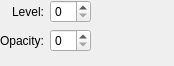
First picture: the form in plugins/filters/noisefilter/wdgnoiseoptions.ui, repository KDE/krita, before the edit.
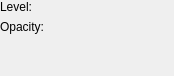
Second picture: the form after the edit. Custom widgets are drawn as their Qt base class.

Commit message: Sliders added in Filter plugins to replace QSlider

The edit to the form file:
```diff
--- a/plugins/filters/noisefilter/wdgnoiseoptions.ui
+++ b/plugins/filters/noisefilter/wdgnoiseoptions.ui
@@ -11,10 +11,10 @@
     <x>0</x>
     <y>0</y>
     <width>174</width>
-    <height>66</height>
+    <height>76</height>
    </rect>
   </property>
-  <layout class="QGridLayout">
+  <layout class="QFormLayout" name="formLayout">
    <property name="leftMargin">
     <number>0</number>
    </property>
@@ -27,20 +27,7 @@
    <property name="bottomMargin">
     <number>0</number>
    </property>
-   <item column="0" row="1">
-    <widget class="QLabel" name="textLabel2">
-     <property name="text">
-      <string>Opacity:</string>
-     </property>
-     <property name="alignment">
-      <set>Qt::AlignRight|Qt::AlignTrailing|Qt::AlignVCenter</set>
-     </property>
-     <property name="wordWrap">
-      <bool>false</bool>
-     </property>
-    </widget>
-   </item>
-   <item column="0" row="0">
+   <item row="0" column="0">
     <widget class="QLabel" name="textLabel1">
      <property name="text">
       <string>Level:</string>
@@ -53,29 +40,30 @@
      </property>
     </widget>
    </item>
-   <item column="1" row="1">
-    <widget class="KisIntParseSpinBox" name="intOpacity"/>
+   <item row="0" column="1">
+    <widget class="KisSliderSpinBox" name="intLevel" native="true">
+     <property name="sizePolicy">
+      <sizepolicy hsizetype="Expanding" vsizetype="Preferred">
+       <horstretch>0</horstretch>
+       <verstretch>0</verstretch>
+      </sizepolicy>
+     </property>
+    </widget>
    </item>
-   <item column="1" row="0">
-    <widget class="KisIntParseSpinBox" name="intLevel"/>
-   </item>
-   <item column="2" row="1">
-    <spacer>
-     <property name="orientation">
-      <enum>Qt::Horizontal</enum>
+   <item row="1" column="0">
+    <widget class="QLabel" name="textLabel2">
+     <property name="text">
+      <string>Opacity:</string>
      </property>
-     <property name="sizeType">
-      <enum>QSizePolicy::Expanding</enum>
+     <property name="alignment">
+      <set>Qt::AlignRight|Qt::AlignTrailing|Qt::AlignVCenter</set>
      </property>
-     <property name="sizeHint" stdset="0">
-      <size>
-       <width>21</width>
-       <height>20</height>
-      </size>
+     <property name="wordWrap">
+      <bool>false</bool>
      </property>
-    </spacer>
+    </widget>
    </item>
-   <item column="1" row="2">
+   <item row="2" column="1">
     <spacer>
      <property name="orientation">
       <enum>Qt::Vertical</enum>
@@ -91,13 +79,24 @@
      </property>
     </spacer>
    </item>
+   <item row="1" column="1">
+    <widget class="KisSliderSpinBox" name="intOpacity" native="true">
+     <property name="sizePolicy">
+      <sizepolicy hsizetype="Expanding" vsizetype="Preferred">
+       <horstretch>0</horstretch>
+       <verstretch>0</verstretch>
+      </sizepolicy>
+     </property>
+    </widget>
+   </item>
   </layout>
  </widget>
  <customwidgets>
   <customwidget>
-   <class>KisIntParseSpinBox</class>
-   <extends>QSpinBox</extends>
-   <header>kis_int_parse_spin_box.h</header>
+   <class>KisSliderSpinBox</class>
+   <extends>QWidget</extends>
+   <header>kis_slider_spin_box.h</header>
+   <container>1</container>
   </customwidget>
  </customwidgets>
  <resources/>
```
Left out of the diff: 2 changed lines with no effect on the pictures. The commit also changes 16 other files.
